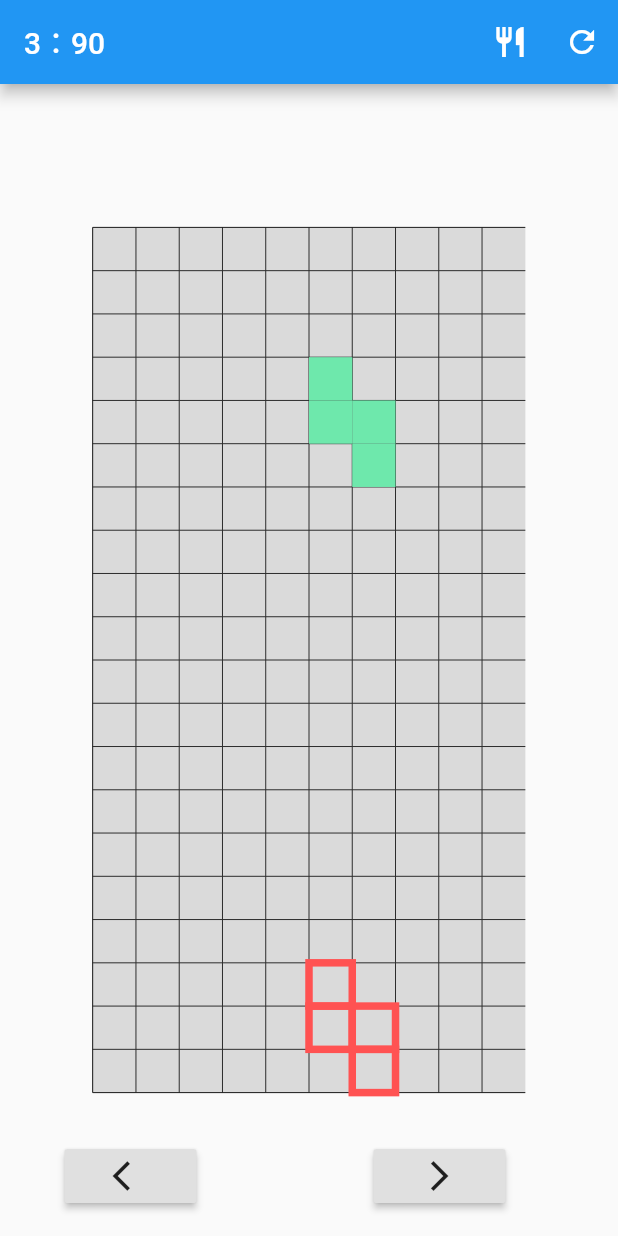
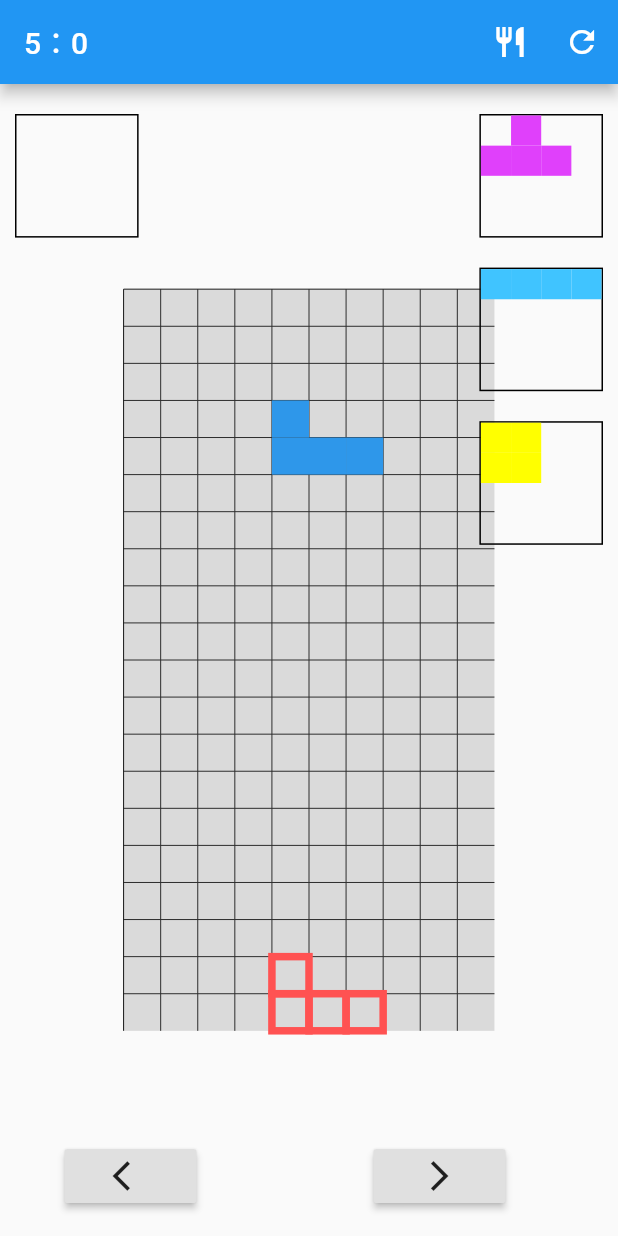
Before and after one commit to morio77/Tetris_flutter, a Flutter app: the screen it shows after launch, after a tap on the "restaurant" icon, on a phone screen of 412 x 824 dp. Run offline on Flutter 3.47's test engine with Material 2 defaults, Android fonts, the phone set to English and light mode, and no system bars.

Commit message:
Nextミノ描画。バグの温床をコメントアウト

```diff
--- a/tetris_app/lib/mino_controller.dart
+++ b/tetris_app/lib/mino_controller.dart
@@ -14,6 +14,7 @@ class MinoState extends ChangeNotifier{
   bool hardDropFlag = false;
   double cumulativeLeftDrag = 0; // 左ドラッグした累積距離（左右移動の判定に使う）
   double cumulativeRightDrag = 0; // 右ドラッグした累積距離（左右移動の判定に使う）
+  List<List<int>> currentMinoManager = []; // カレントミノのタイプと角度を順番に保持しておく
 
   /// 落下して位置が決まったすべてのミノ（フィックスミノ）
   List<List<int>> fixMinoArrangement = List.generate(20, (index) => List.generate(10, (index) => 0));
@@ -63,6 +64,18 @@ class MinoState extends ChangeNotifier{
     notifyListeners();
     isGameOver = false;
     timer = null;
+  }
+
+  void generateSevenMinos() {
+    // 7種1巡の法則に従ってミノタイプとミノ角度を生成
+    List<List<int>> sevenMinos = [];
+    for(int i = 1 ; i <= 7 ; i++){
+      sevenMinos.add([i, (math.Random().nextInt(4) + 0) * 90]);
+    }
+    sevenMinos.shuffle();
+    sevenMinos.forEach((mino) {
+      currentMinoManager.add(mino);
+    });
   }
 
   /// =====================
@@ -122,23 +135,30 @@ class MinoState extends ChangeNotifier{
   /// =====================
   void _createMinoAndReflectCurrentMino() {
 
-    /// ミノ作成（タイプと角度をランダムに）
-    currentMinoType = math.Random().nextInt(7) + 1; // ミノのタイプ
-    currentMinoArg = (math.Random().nextInt(4) + 1) * 90; // ミノの初期角度
+    // /// ミノ作成（タイプと角度をランダムに）
+    // currentMinoType = math.Random().nextInt(7) + 1; // ミノのタイプ
+    // currentMinoArg = (math.Random().nextInt(4) + 1) * 90; // ミノの初期角度
+
+    currentMinoType = currentMinoManager[0][0];
+    currentMinoArg = currentMinoManager[0][1];
 
     /// ミノモデルから配列を取得
     List<List<int>> minoModel = minoModelGenerater.generate(currentMinoType, currentMinoArg);
+    currentMinoManager.removeAt(0);
+    if(currentMinoManager.length < 14){
+      generateSevenMinos();
+    }
 
-    /// ミノモデルの行がすべて0の行を削除しておく
-    int deleteLineNumber = 0;
-    minoModel.forEach((sideLine) {
-      if(sideLine.every((square) => square == 0)){
-        deleteLineNumber++;
-      }
-    });
-    for(int i = 0; i < deleteLineNumber ; i++){
-      minoModel.removeAt(i);
-    }
+    // /// ミノモデルの行がすべて0の行を削除しておく
+    // int deleteLineNumber = 0;
+    // minoModel.forEach((sideLine) {
+    //   if(sideLine.every((square) => square == 0)){
+    //     deleteLineNumber++;
+    //   }
+    // });
+    // for(int i = 0; i < deleteLineNumber ; i++){
+    //   minoModel.removeAt(i);
+    // }
 
     /// 作成したミノを、落下中のミノ配置図（カレントミノ）に反映する
     int lineNumber = 0;
@@ -593,11 +613,18 @@ class TetrisPage extends StatelessWidget {
   @override
   Widget build(BuildContext context) {
     final Size displaySize = MediaQuery.of(context).size;
-    final double height = displaySize.height * 0.7;
-    final double width = height * 0.5;
+    final double playWindowHeight = displaySize.height * 0.6;
+    final double playWindowWidth = playWindowHeight * 0.5;
+    final double nextHoldWindowHeight = displaySize.height * 0.1;
+    final double nextHoldWindowWidth = nextHoldWindowHeight;
     final double opacity = 0.1;
     final double horizontalDragThreshold= 15;
     final double verticalDragDownThreshold= 3;
+
+    /// ミノを14個生成しておく
+    Provider.of<MinoState>(context, listen: false).generateSevenMinos();
+    Provider.of<MinoState>(context, listen: false).generateSevenMinos();
+
     return Scaffold(
       appBar: AppBar(
         title: Text(Provider.of<MinoState>(context, listen: true).currentMinoType.toString() + "：" + Provider.of<MinoState>(context, listen: true).currentMinoArg.toString()),
@@ -640,38 +667,106 @@ class TetrisPage extends StatelessWidget {
               children: [
                 Container(
                   color: Colors.grey.withOpacity(opacity),
-                  height: height,
-                  width: width,
+                  height: playWindowHeight,
+                  width: playWindowWidth,
                   child: CustomPaint( /// 枠線を描画
                     painter: BoaderPainter(),
                   ),
                 ),
                 Container(
                   color: Colors.grey.withOpacity(opacity),
-                  height: height,
-                  width: width,
+                  height: playWindowHeight,
+                  width: playWindowWidth,
                   child: CustomPaint( /// フィックスしたミノ配置図
                     painter: MinoPainter(Provider.of<MinoState>(context, listen: true).fixMinoArrangement),
                   ),
                 ),
                 Container(
                   color: Colors.grey.withOpacity(opacity),
-                  height: height,
-                  width: width,
+                  height: playWindowHeight,
+                  width: playWindowWidth,
                   child: CustomPaint( /// 落下中のミノ配置図
                     painter: MinoPainter(Provider.of<MinoState>(context, listen: true).currentMinoArrangement),
                   ),
                 ),
                 Container(
                   color: Colors.grey.withOpacity(opacity),
-                  height: height,
-                  width: width,
+                  height: playWindowHeight,
+                  width: playWindowWidth,
                   child: CustomPaint( /// 落下予測位置を描画
                     painter: PredictedFallPosition(Provider.of<MinoState>(context, listen: true).fallCurrentMinoArrangement),
                   ),
                 ),
               ],
             ),
+          ),
+          Stack( /// NEXT,HOLD枠
+            children: [
+              Positioned(
+                left: 10.0,
+                top: 20.0,
+                width: nextHoldWindowWidth,
+                height: nextHoldWindowHeight,
+                child: Container(
+                  height: nextHoldWindowHeight,
+                  width: nextHoldWindowWidth,
+                  decoration: BoxDecoration(
+                    border: Border.all(color: Colors.black, width: 1),
+                  ),
+                  child: CustomPaint( /// Holdミノを描画
+
+                  ),
+                ),
+              ),
+              Positioned(
+                right: 10.0,
+                top: 20.0,
+                width: nextHoldWindowWidth,
+                height: nextHoldWindowHeight,
+                child: Container(
+                  height: nextHoldWindowHeight,
+                  width: nextHoldWindowWidth,
+                  decoration: BoxDecoration(
+                    border: Border.all(color: Colors.black, width: 1),
+                  ),
+                  child: CustomPaint( /// Next1ミノを描画
+                    painter: NextMinoPainter(Provider.of<MinoState>(context, listen: true).currentMinoManager[0][0], Provider.of<MinoState>(context, listen: true).currentMinoManager[0][1]),
+                  ),
+                ),
+              ),
+              Positioned(
+                right: 10.0,
+                top: 20 + nextHoldWindowHeight + 20,
+                width: nextHoldWindowWidth,
+                height: nextHoldWindowHeight,
+                child: Container(
+                  height: nextHoldWindowHeight,
+                  width: nextHoldWindowWidth,
+                  decoration: BoxDecoration(
+                    border: Border.all(color: Colors.black, width: 1),
+                  ),
+                  child: CustomPaint( /// Next2ミノを描画
+                    painter: NextMinoPainter(Provider.of<MinoState>(context, listen: true).currentMinoManager[1][0], Provider.of<MinoState>(context, listen: true).currentMinoManager[1][1]),
+                  ),
+                ),
+              ),
+              Positioned(
+                right: 10.0,
+                top: 20.0 +nextHoldWindowHeight + 20 + nextHoldWindowHeight + 20,
+                width: nextHoldWindowWidth,
+                height: nextHoldWindowHeight,
+                child: Container(
+                  height: nextHoldWindowHeight,
+                  width: nextHoldWindowWidth,
+                  decoration: BoxDecoration(
+                    border: Border.all(color: Colors.black, width: 1),
+                  ),
+                  child: CustomPaint( /// Next3ミノを描画
+                    painter: NextMinoPainter(Provider.of<MinoState>(context, listen: true).currentMinoManager[2][0], Provider.of<MinoState>(context, listen: true).currentMinoManager[2][1]),
+                  ),
+                ),
+              ),
+            ],
           ),
           Container(
             height: displaySize.height,
--- a/tetris_app/lib/mino_painter.dart
+++ b/tetris_app/lib/mino_painter.dart
@@ -1,4 +1,5 @@
 import 'package:flutter/material.dart';
+import 'package:tetris_app/mino_model.dart';
 
 /// ミノを描画
 class MinoPainter extends CustomPainter {
@@ -143,3 +144,68 @@ class PredictedFallPosition extends CustomPainter {
     return true;
   }
 }
+
+
+/// Nextミノを描画
+class NextMinoPainter extends CustomPainter {
+  int minoType;
+  int minoArg;
+  NextMinoPainter(this.minoType, this.minoArg);
+
+  List<List<int>> nextMinoModel;
+  @override
+  void paint(Canvas canvas, Size size) {
+    nextMinoModel = minoModelGenerater.generate(minoType, minoArg);
+    double vertical = size.height / 4; /// 1マスの縦
+    double side = size.width / 4;      /// 1マスの横
+    var paint = Paint();
+
+    switch(minoType){
+      case 1:
+      // Iミノ
+        paint.color = Colors.lightBlueAccent;
+        break;
+      case 2:
+      // Oミノ
+        paint.color = Colors.yellowAccent;
+        break;
+      case 3:
+      // Sミノ
+        paint.color = Colors.greenAccent;
+        break;
+      case 4:
+      // Zミノ
+        paint.color = Colors.redAccent;
+        break;
+      case 5:
+      // Jミノ
+        paint.color = Colors.blue;
+        break;
+      case 6:
+      // Lミノ
+        paint.color = Colors.orangeAccent;
+        break;
+      case 7:
+      // Tミノ
+        paint.color = Colors.purpleAccent;
+        break;
+    }
+
+    double yPos = 0;
+    for (final sideLine in nextMinoModel){
+      double xPos = 0;
+      for( final square in sideLine){
+        if(square != 0){
+          canvas.drawRect(Rect.fromLTWH(xPos, yPos , side, vertical), paint); /// 1マス分描画
+        }
+        xPos += side;
+      }
+      yPos += vertical;
+    }
+  }
+
+  @override
+  bool shouldRepaint(CustomPainter oldDelegate) {
+    return true;
+  }
+}
```
